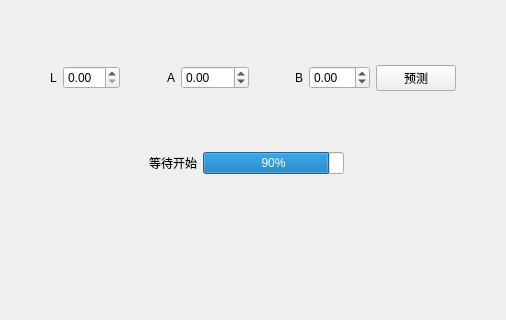
Above: mainwindow.ui from Fenbid0605/hanslaser_ai before the change. Below: the same form after it.
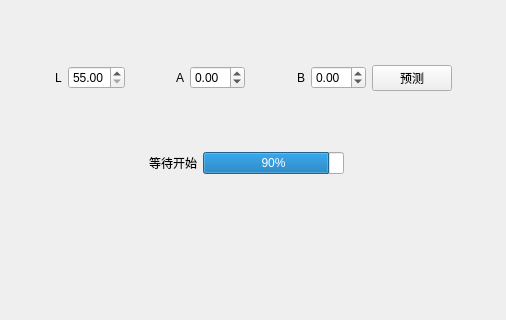
That is the form after the change.

The edit to the form file:
```diff
--- a/mainwindow.ui
+++ b/mainwindow.ui
@@ -57,7 +57,17 @@
        </widget>
       </item>
       <item>
-       <widget class="QDoubleSpinBox" name="LdoubleSpinBox"/>
+       <widget class="QDoubleSpinBox" name="LdoubleSpinBox">
+        <property name="minimum">
+         <double>55.000000000000000</double>
+        </property>
+        <property name="maximum">
+         <double>94.000000000000000</double>
+        </property>
+        <property name="singleStep">
+         <double>0.100000000000000</double>
+        </property>
+       </widget>
       </item>
       <item>
        <spacer name="horizontalSpacer">
@@ -82,10 +92,13 @@
       <item>
        <widget class="QDoubleSpinBox" name="AdoubleSpinBox">
         <property name="minimum">
-         <double>-100.000000000000000</double>
+         <double>-1.000000000000000</double>
         </property>
         <property name="maximum">
-         <double>100.000000000000000</double>
+         <double>2.030000000000000</double>
+        </property>
+        <property name="singleStep">
+         <double>0.100000000000000</double>
         </property>
        </widget>
       </item>
@@ -112,7 +125,13 @@
       <item>
        <widget class="QDoubleSpinBox" name="BdoubleSpinBox">
         <property name="minimum">
-         <double>-99.000000000000000</double>
+         <double>-4.470000000000000</double>
+        </property>
+        <property name="maximum">
+         <double>1.000000000000000</double>
+        </property>
+        <property name="singleStep">
+         <double>0.100000000000000</double>
         </property>
        </widget>
       </item>
```
